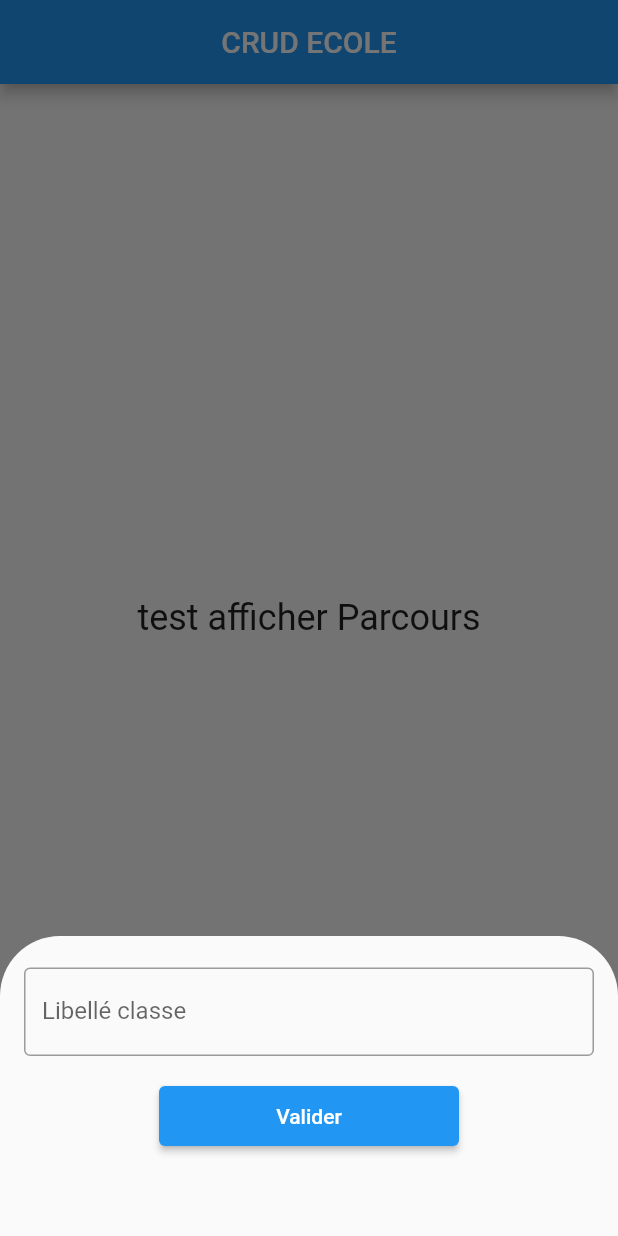
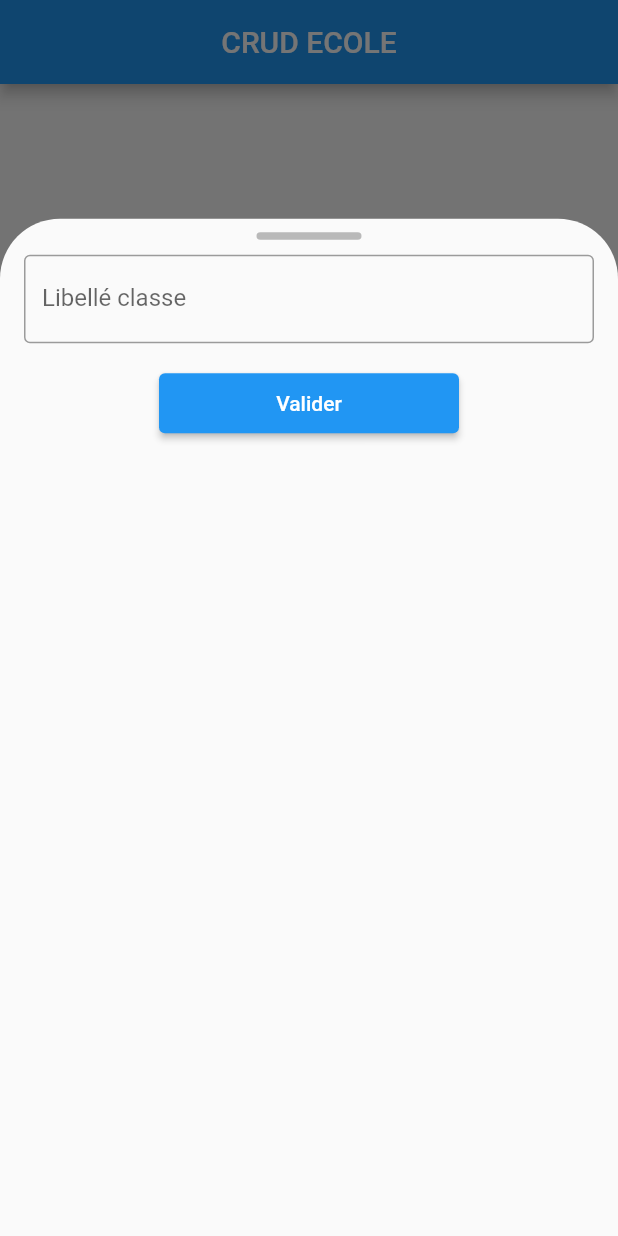
Before and after one commit to AngeATT/crud_ecole, a Flutter app: the screen it shows after launch, after a tap on the "add" icon, on a phone screen of 412 x 824 dp. Run offline on Flutter 3.47's test engine with Material 2 defaults, Android fonts, the phone set to English and light mode, and no system bars; our stand-ins replace sqflite; accounts and stored records are empty.

Commit message:
beaucoup de ux fixes. + insertion dans la table etudiant

```diff
--- a/lib/Db/DataBaseCrud.dart
+++ b/lib/Db/DataBaseCrud.dart
@@ -1,7 +1,10 @@
 import 'package:crud_ecole/models/Etudiant.dart';
+import 'package:flutter/cupertino.dart';
+import 'package:intl/intl.dart';
 import 'package:path/path.dart';
 import 'package:sqflite/sqflite.dart';
 
+import '../models/EtudiantFormatted.dart';
 import '../models/Parcours.dart';
 
 class DataBaseCrud {
@@ -21,7 +24,7 @@ class DataBaseCrud {
   static const String CLASSE_COLUMN_CODE = "id";
   static const String CLASSE_COLUMN_LIBELLE = "libelle";
 
-  final String queryetudiant = '''CREATE TABLE $ETUDIANT_TABLE_NAME " +
+  final String queryetudiant = '''CREATE TABLE $ETUDIANT_TABLE_NAME
       ($ETUDIANT_COLUMN_MAT TEXT PRIMARY KEY,
       $ETUDIANT_COLUMN_NOM TEXT NOT NULL,
       $ETUDIANT_COLUMN_PRENOM TEXT NOT NULL,
@@ -33,16 +36,16 @@ class DataBaseCrud {
       $PARCOURS_TABLE_NAME($CLASSE_COLUMN_CODE),
       CONSTRAINT CHK_Notes CHECK ($ETUDIANT_COLUMN_MATH >= 0 AND
       $ETUDIANT_COLUMN_MATH <= 20 AND $ETUDIANT_COLUMN_INFO >= 0 AND
-      $ETUDIANT_COLUMN_INFO <= 20), " +
+      $ETUDIANT_COLUMN_INFO <= 20),
       CONSTRAINT CHK_Nom CHECK (length($ETUDIANT_COLUMN_NOM) > 0),
       CONSTRAINT CHK_Prenom CHECK (length($ETUDIANT_COLUMN_PRENOM) > 0),
       CONSTRAINT CHK_Mat CHECK (length($ETUDIANT_COLUMN_MAT) > 0))
       ''';
 
   final String queryparcours = '''CREATE TABLE $PARCOURS_TABLE_NAME
-      "($CLASSE_COLUMN_CODE INTEGER PRIMARY KEY AUTOINCREMENT,
-      "$CLASSE_COLUMN_LIBELLE TEXT NOT NULL UNIQUE
-      "CHECK (length($CLASSE_COLUMN_LIBELLE) > 0))
+      ($CLASSE_COLUMN_CODE INTEGER PRIMARY KEY AUTOINCREMENT,
+      $CLASSE_COLUMN_LIBELLE TEXT NOT NULL UNIQUE
+      CHECK (length($CLASSE_COLUMN_LIBELLE) > 0))
       ''';
 
   static DataBaseCrud databaseInstance() {
@@ -99,7 +102,7 @@ class DataBaseCrud {
     }
   }
 
-  Future<List<Etudiant>> getFormagttedEtudiants() async {
+  Future<List<EtudiantFormatted>> getFormagttedEtudiants() async {
     if (db == null) {
       initializedDB();
     }
@@ -116,14 +119,15 @@ ON $ETUDIANT_TABLE_NAME.$ETUDIANT_COLUMN_CLASSE_ID = $PARCOURS_TABLE_NAME.$CLASS
 ''');
     if (maps != null) {
       return List.generate(maps.length, (i) {
-        return Etudiant(
-          matricule: maps[i]['$ETUDIANT_TABLE_NAME.$ETUDIANT_COLUMN_MAT'],
-          nom: maps[i]['$ETUDIANT_TABLE_NAME.$ETUDIANT_COLUMN_NOM'],
-          prenom: maps[i]['$ETUDIANT_TABLE_NAME.$ETUDIANT_COLUMN_PRENOM'],
-          dateAnniv: maps[i]['$ETUDIANT_TABLE_NAME.$ETUDIANT_COLUMN_ANNIV'],
-          moyMath: maps[i]['$ETUDIANT_TABLE_NAME.$ETUDIANT_COLUMN_MATH'],
-          moyInfo: maps[i]['$ETUDIANT_TABLE_NAME.$ETUDIANT_COLUMN_INFO'],
-          classeId: maps[i]['$PARCOURS_TABLE_NAME.$CLASSE_COLUMN_LIBELLE'],
+        return EtudiantFormatted(
+          matricule: maps[i][ETUDIANT_COLUMN_MAT],
+          nom: maps[i][ETUDIANT_COLUMN_NOM],
+          prenom: maps[i][ETUDIANT_COLUMN_PRENOM],
+          dateAnniv: DateFormat('dd-MM-yyyy')
+              .format(DateTime.parse(maps[i][ETUDIANT_COLUMN_ANNIV])),
+          moyMath: maps[i][ETUDIANT_COLUMN_MATH],
+          moyInfo: maps[i][ETUDIANT_COLUMN_INFO],
+          classe: maps[i][CLASSE_COLUMN_LIBELLE],
         );
       });
     } else {
@@ -159,21 +163,6 @@ ON $ETUDIANT_TABLE_NAME.$ETUDIANT_COLUMN_CLASSE_ID = $PARCOURS_TABLE_NAME.$CLASS
       });
     } else {
       return [];
-    }
-  }
-
-  Future<String> getLibelleFromId(int id) async {
-    if (db == null) {
-      initializedDB();
-    }
-    final List<Map<String, dynamic>>? maps = await db?.query(
-        PARCOURS_TABLE_NAME,
-        where: '$CLASSE_COLUMN_CODE = ?',
-        whereArgs: [id]);
-    if (maps != null) {
-      return maps[0][id].toString();
-    } else {
-      return '';
     }
   }
 
--- a/lib/main.dart
+++ b/lib/main.dart
@@ -45,7 +45,7 @@ class _MyAppState extends State<MyApp> {
       theme: ThemeData(
         primarySwatch: Colors.blue,
       ),
-      home: const Scaffold(body: MyHomePage()),
+      home: const MyHomePage(),
     );
   }
 }
--- a/lib/pages/Etudiant/AfficherEtudiant.dart
+++ b/lib/pages/Etudiant/AfficherEtudiant.dart
@@ -15,7 +15,22 @@ class AfficherEtudiant extends StatefulWidget {
 class _AfficherEtudiantState extends State<AfficherEtudiant> {
   FocusScopeNode focusScopeNode = FocusScopeNode();
 
-  final DataBaseCrud mydb = DataBaseCrud.databaseInstance();
+  final DataBaseCrud db = DataBaseCrud.databaseInstance();
+
+  List<EtudiantFormatted> etudiants = [];
+
+  Future<List<EtudiantFormatted>> fetchEtudiants() async {
+    etudiants = await db.getFormagttedEtudiants();
+    setState(() {});
+    return etudiants;
+  }
+
+  @override
+  void initState() {
+    super.initState();
+    // Assign data within the initState() method
+    fetchEtudiants();
+  }
 
   @override
   Widget build(BuildContext context) {
@@ -28,31 +43,53 @@ class _AfficherEtudiantState extends State<AfficherEtudiant> {
           node: focusScopeNode,
           child: Container(
             alignment: Alignment.center,
-            child: ListView.builder(
-                itemCount: 56,
+            child: FutureBuilder<Object>(
+                future: fetchEtudiants(),
+                builder: (context, snapshot) {
+                  if (etudiants.isEmpty) {
+                    return const Center(
+                      child: Text(
+                        'Ajoutez des étudiants pour les voir ici',
+                        style: TextStyle(
+                            fontSize: 18, fontWeight: FontWeight.w300),
+                      ),
+                    );
+                  } else {
+                    return ListView.builder(
+                        itemCount: etudiants.length,
                         itemBuilder: (BuildContext context, int position) {
+                          EdgeInsetsGeometry bottompadding;
+                          if (position == etudiants.length - 1) {
+                            bottompadding = const EdgeInsets.only(bottom: 100);
+                          } else {
+                            bottompadding = EdgeInsets.zero;
+                          }
                           return Padding(
                             padding: const EdgeInsetsDirectional.only(
                                 start: 16.0, top: 16.0, end: 16.0),
                             child: Container(
                               alignment: Alignment.center,
                               child: Container(
-                        constraints: const BoxConstraints(maxWidth: 450),
+                                padding: bottompadding,
+                                constraints:
+                                    const BoxConstraints(maxWidth: 450),
                                 child: EtudiantCard(
                                   etudiant: EtudiantFormatted(
-                              matricule: "matricule",
-                              nom: "nom",
-                              prenom: "prenom",
+                                      matricule: etudiants[position].matricule,
+                                      nom: etudiants[position].nom,
+                                      prenom: etudiants[position].prenom,
                                       dateAnniv: "09-11-2000",
-                              moyMath: 12,
-                              moyInfo: 20,
-                              classe: "classe"),
-                          db: mydb,
+                                      moyMath: etudiants[position].moyMath,
+                                      moyInfo: etudiants[position].moyInfo,
+                                      classe: etudiants[position].classe),
+                                  db: db,
                                   context: context,
                                 ),
                               ),
                             ),
                           );
+                        });
+                  }
                 }),
           ),
         ),
--- a/lib/pages/MyHomePage.dart
+++ b/lib/pages/MyHomePage.dart
@@ -18,8 +18,8 @@ class _MyHomePageState extends State<MyHomePage> {
 
   final headertitles = <String>['Classes', 'Etudiants'];
   static List<Widget> allPages = <Widget>[
-    AfficherParcours(),
-    AfficherEtudiant(),
+    const AfficherParcours(),
+    const AfficherEtudiant(),
   ];
 
   void _onTabSelected(int index) {
@@ -29,37 +29,46 @@ class _MyHomePageState extends State<MyHomePage> {
   }
 
   void add() {
-    Widget widget;
-    double size;
-    if (_selectedTabIndex == 0) {
-      widget = const AjouterParcours();
-      size = 200;
-    } else {
-      widget = const AjouterEtudiant();
-      size = MediaQuery.of(context).size.height - 450;
-    }
-    showModalBottomSheet(
+    double height = MediaQuery.of(context).size.height;
+    double width = MediaQuery.of(context).size.width;
+    Widget widget = _selectedTabIndex == 0
+        ? const AjouterParcours()
+        : const AjouterEtudiant();
+
+    if (height > width) {
+      showModalBottomSheet(
         isScrollControlled: true,
         shape: const RoundedRectangleBorder(
             borderRadius: BorderRadius.vertical(top: Radius.circular(40.0))),
         context: context,
-        builder: (BuildContext context) {
-          return SingleChildScrollView(
-            child: Padding(
-              padding: EdgeInsets.only(
-                  bottom: MediaQuery.of(context).viewInsets.bottom),
-              //height: size,
-              child: Column(
-                children: [
-                  SizedBox(
-                    height: size,
-                    child: widget,
+        builder: (context) {
+          return Column(
+            mainAxisSize: MainAxisSize.min,
+            children: [
+              Padding(
+                padding: const EdgeInsets.only(top: 9, bottom: 5),
+                //height: 20,
+                child: Center(
+                    child: Container(
+                  width: 70,
+                  height: 5,
+                  decoration: BoxDecoration(
+                    color: Colors.black26,
+                    borderRadius: BorderRadius.circular(20),
                   ),
-                ],
+                )),
               ),
-            ),
+              SizedBox(
+                height: height * 0.8,
+                child: widget,
+              )
+            ],
           );
-        });
+        },
+      );
+    } else {
+      debugPrint('desktop');
+    }
   }
 
   @override
--- a/lib/pages/Parcours/AjouterParcours.dart
+++ b/lib/pages/Parcours/AjouterParcours.dart
@@ -48,11 +48,12 @@ class _AjouterParcoursState extends State<AjouterParcours> {
       child: FocusScope(
         node: focusScopeNode,
         child: ListView(
+          keyboardDismissBehavior: ScrollViewKeyboardDismissBehavior.onDrag,
           children: <Widget>[
             Padding(
               padding: const EdgeInsetsDirectional.only(
                 start: 16.0,
-                top: 16.0,
+                top: 5.0,
                 end: 16.0,
                 bottom: 20.0,
               ),
@@ -65,9 +66,6 @@ class _AjouterParcoursState extends State<AjouterParcours> {
                     child: Column(
                       crossAxisAlignment: CrossAxisAlignment.stretch,
                       children: [
-                        const SizedBox(
-                          height: 5.0,
-                        ),
                         FutureBuilder<Object>(
                             future: fetchdatas(),
                             builder: (context, snapshot) {
```
Also changed, not shown: lib/customwidgets/EtudiantCard.dart (+38 -11 lines), lib/pages/Etudiant/AjouterEtudiant.dart (+59 -30 lines). Lines whose indentation alone changed are shown as unchanged.
